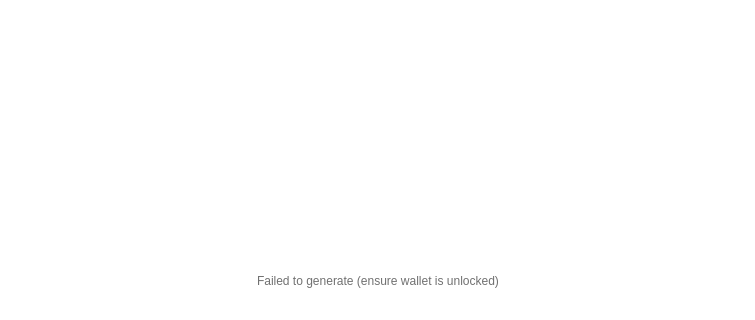
The window that src/qt/veil/forms/receivewidget.ui (Veil-Project/veil) describes before a commit, drawn with Qt 5; both pictures show x 0 to 755 and y 165 to 485 of the 755 by 485 pixel window.
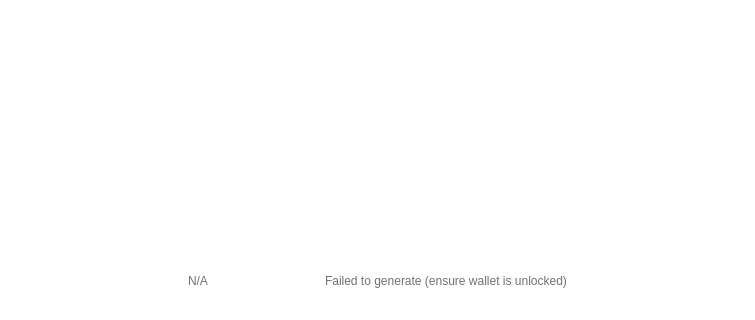
The same window after the commit.

Commit message: [GUI] Update QR Code on address selection

What changed in the file:
```diff
--- a/src/qt/veil/forms/receivewidget.ui
+++ b/src/qt/veil/forms/receivewidget.ui
@@ -210,7 +210,7 @@
            </property>
            <layout class="QHBoxLayout" name="horizontalLayout_5">
             <item>
-             <layout class="QHBoxLayout" name="horizontalLayout" stretch="1,0,1,0,1">
+             <layout class="QHBoxLayout" name="horizontalLayout" stretch="1,0,1,1,0,1">
               <property name="spacing">
                <number>20</number>
               </property>
@@ -221,8 +221,8 @@
                 </property>
                 <property name="sizeHint" stdset="0">
                  <size>
-                  <width>40</width>
-                  <height>20</height>
+                  <width>30</width>
+                  <height>21</height>
                  </size>
                 </property>
                </spacer>
@@ -249,6 +249,22 @@
                 </property>
                </widget>
               </item>
+              <item>
+               <widget class="QLabel" name="labelAddressName">
+                <property name="maximumSize">
+                 <size>
+                  <width>300</width>
+                  <height>16777215</height>
+                 </size>
+                </property>
+                <property name="styleSheet">
+                 <string notr="true">color:#707070;</string>
+                </property>
+                <property name="text">
+                 <string>N/A</string>
+                </property>
+               </widget>
+              </item>
               <item>
                <widget class="QLabel" name="labelAddress">
                 <property name="maximumSize">
```
The commit also changes 13 other files.
